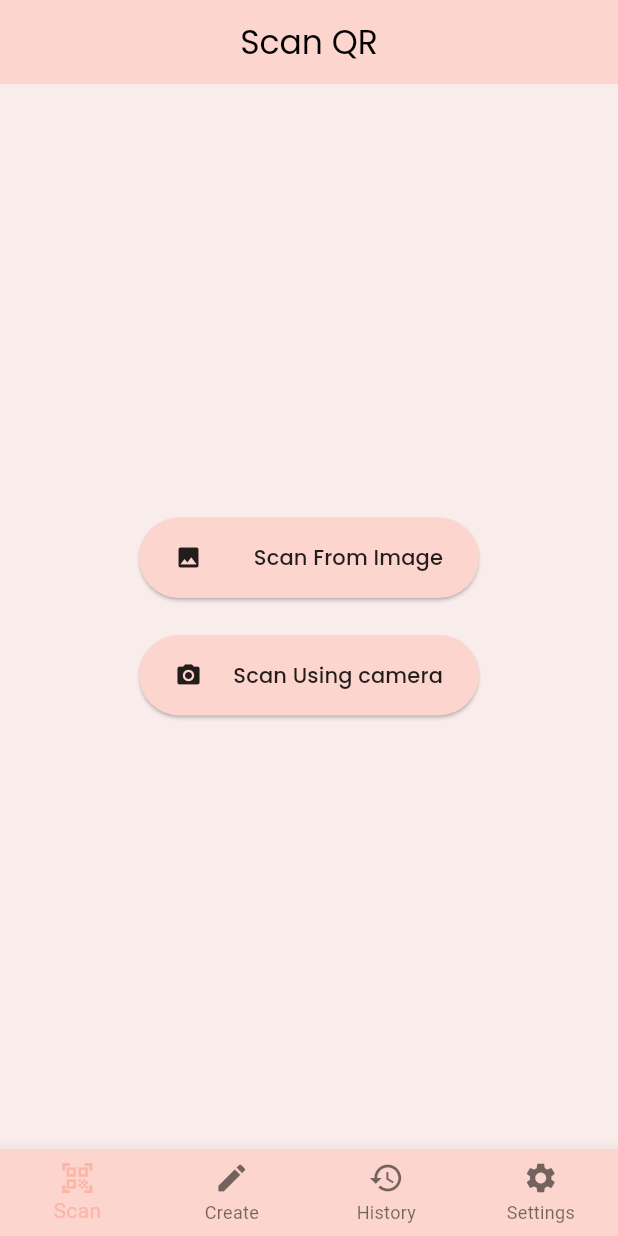
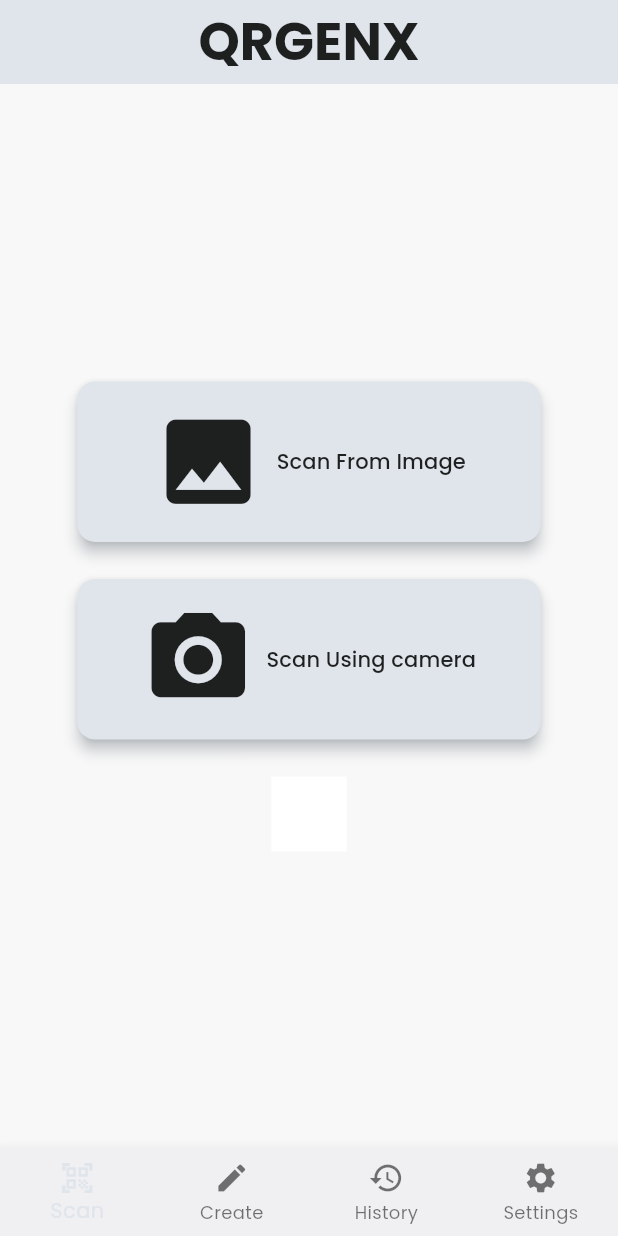
Before and after one commit to mathankumar-dev/QrGenX, a Flutter app: the screen it shows after launch, after a tap on "Scan From Image", on a phone screen of 412 x 824 dp. Run offline on Flutter 3.47's test engine with Material 3 defaults, Android fonts, the phone set to English and light mode, and no system bars; our stand-ins replace google_fonts, image_picker, permission_handler, qr_flutter, shared_preferences; missing offline and left inert: mobile_scanner, zxing2.

Commit message:
feat:added theme provider and qr generator

```diff
--- a/lib/common/pages/main_template_screen.dart
+++ b/lib/common/pages/main_template_screen.dart
@@ -1,10 +1,10 @@
 import 'package:flutter/material.dart';
 import 'package:provider/provider.dart';
 import 'package:qrgenx/common/provider/navigation_provider.dart';
-import 'package:qrgenx/features/generate/3presentation/pages/create_page.dart';
-import 'package:qrgenx/features/history/3presentation/history_page.dart';
-import 'package:qrgenx/features/scan/3presentation/pages/scan_page.dart';
-import 'package:qrgenx/features/setting/3presentation/settings_page.dart';
+import 'package:qrgenx/features/generate/generate_page.dart';
+import 'package:qrgenx/features/history/history_page.dart';
+import 'package:qrgenx/features/scan/scan_page.dart';
+import 'package:qrgenx/features/setting/settings_page.dart';
 
 class MainTemplateScreen extends StatefulWidget {
   const MainTemplateScreen({super.key});
@@ -27,7 +27,7 @@ class _MainTemplateScreenState extends State<MainTemplateScreen> {
 
   final List<Widget> _pages = const [
     ScanPage(),
-    CreatePage(),
+    GeneratePage(),
     HistoryPage(),
     SettingsPage(),
   ];
@@ -35,8 +35,7 @@ class _MainTemplateScreenState extends State<MainTemplateScreen> {
   @override
   Widget build(BuildContext context) {
     // final navProvider = Provider.of<NavigationProvider>(context, listen: false);
-    return SafeArea(
-      child: Scaffold(
+    return Scaffold(
       body: PageView(
         controller: _pagecontroller,
         physics: NeverScrollableScrollPhysics(),
@@ -78,7 +77,6 @@ class _MainTemplateScreenState extends State<MainTemplateScreen> {
           );
         },
       ),
-      ),
     );
   }
 }
--- /dev/null
+++ b/lib/common/provider/theme_provider.dart
@@ -0,0 +1,28 @@
+import 'package:flutter/material.dart';
+import 'package:shared_preferences/shared_preferences.dart';
+
+class ThemeProvider extends ChangeNotifier {
+  static const _themekey = 'isDarkTheme';
+
+  bool _isDarkTheme = false;
+
+  bool get isDarktheme => _isDarkTheme;
+
+  ThemeProvider() {
+    _loadTheme();
+  }
+
+  Future<void> _loadTheme() async {
+    final prefs = await SharedPreferences.getInstance();
+    _isDarkTheme = prefs.getBool(_themekey) ?? false;
+  }
+
+  void ToggleTheme() async {
+    _isDarkTheme = !_isDarkTheme;
+
+    notifyListeners();
+
+    final prefs = await SharedPreferences.getInstance();
+    await prefs.setBool(_themekey, _isDarkTheme);
+  }
+}
--- /dev/null
+++ b/lib/common/theme/Theme.dart
@@ -0,0 +1,100 @@
+import 'package:flutter/material.dart';
+import 'package:google_fonts/google_fonts.dart';
+
+class SoftNeumorphicTheme {
+  static final ColorScheme _lightColorScheme = const ColorScheme(
+    brightness: Brightness.light,
+    primary: Color(0xFFE0E5EC),
+    onPrimary: Colors.black,
+    primaryContainer: Color(0xFFBEC8D2),
+    onPrimaryContainer: Colors.black87,
+    secondary: Color(0xFFFEC89A),
+    onSecondary: Colors.black,
+    secondaryContainer: Color(0xFFF9DCC4),
+    onSecondaryContainer: Colors.black,
+    background: Color(0xFFF8F8F8),
+    onBackground: Colors.black87,
+    surface: Color(0xFFF0F0F3),
+    onSurface: Colors.black87,
+    error: Color(0xFFB00020),
+    onError: Colors.white,
+  );
+
+  static final ColorScheme _darkColorScheme = const ColorScheme(
+    brightness: Brightness.dark,
+    primary: Color(0xFF3C3C3C),
+    onPrimary: Colors.white,
+    primaryContainer: Color(0xFF2E2E2E),
+    onPrimaryContainer: Colors.white70,
+    secondary: Color(0xFFF9DCC4),
+    onSecondary: Colors.black,
+    secondaryContainer: Color(0xFF4A4A4A),
+    onSecondaryContainer: Colors.white,
+    background: Color(0xFF1E1E1E),
+    onBackground: Colors.white70,
+    surface: Color(0xFF2C2C2C),
+    onSurface: Colors.white,
+    error: Color(0xFFCF6679),
+    onError: Colors.black,
+  );
+
+  static ThemeData light() {
+    return ThemeData(
+      useMaterial3: true,
+      colorScheme: _lightColorScheme,
+      scaffoldBackgroundColor: _lightColorScheme.background,
+      textTheme: GoogleFonts.poppinsTextTheme().apply(
+        bodyColor: _lightColorScheme.onBackground,
+        displayColor: _lightColorScheme.onBackground,
+      ),
+      appBarTheme: AppBarTheme(
+        backgroundColor: _lightColorScheme.background,
+        foregroundColor: _lightColorScheme.onBackground,
+        elevation: 0,
+        centerTitle: true,
+      ),
+      elevatedButtonTheme: ElevatedButtonThemeData(
+        style: ElevatedButton.styleFrom(
+          backgroundColor: _lightColorScheme.primary,
+          foregroundColor: _lightColorScheme.onPrimary,
+          shape: RoundedRectangleBorder(
+            borderRadius: BorderRadius.circular(16),
+          ),
+          elevation: 4,
+          shadowColor: _lightColorScheme.primaryContainer,
+        ),
+      ),
+      cardColor: _lightColorScheme.surface,
+    );
+  }
+
+  static ThemeData dark() {
+    return ThemeData(
+      useMaterial3: true,
+      colorScheme: _darkColorScheme,
+      scaffoldBackgroundColor: _darkColorScheme.background,
+      textTheme: GoogleFonts.poppinsTextTheme().apply(
+        bodyColor: _darkColorScheme.onBackground,
+        displayColor: _darkColorScheme.onBackground,
+      ),
+      appBarTheme: AppBarTheme(
+        backgroundColor: _darkColorScheme.background,
+        foregroundColor: _darkColorScheme.onBackground,
+        elevation: 0,
+        centerTitle: true,
+      ),
+      elevatedButtonTheme: ElevatedButtonThemeData(
+        style: ElevatedButton.styleFrom(
+          backgroundColor: _darkColorScheme.primary,
+          foregroundColor: _darkColorScheme.onPrimary,
+          shape: RoundedRectangleBorder(
+            borderRadius: BorderRadius.circular(16),
+          ),
+          elevation: 3,
+          shadowColor: _darkColorScheme.primaryContainer,
+        ),
+      ),
+      cardColor: _darkColorScheme.surface,
+    );
+  }
+}
--- a/lib/common/theme_data.dart
+++ /dev/null
@@ -1,36 +0,0 @@
-import 'package:flutter/material.dart';
-import 'package:google_fonts/google_fonts.dart';
-
-final ThemeData lightTheme = ThemeData(
-  brightness: Brightness.light,
-  scaffoldBackgroundColor: Color(0xFFF8EDEB), // seashell
-  primaryColor: Color(0xFFFCB5A7),            // melon
-  colorScheme: ColorScheme.light(
-    primary: Color(0xFFFCB5A7),               // melon
-    secondary: Color(0xFFFEC89A),            // seashell
-    surface: Color(0xFFFCD5CE),               // pale-dogwood
-    onPrimary: Colors.white,
-    onSecondary: Colors.black,
-    onSurface: Colors.black,
-  ),
-  textTheme: GoogleFonts.poppinsTextTheme().copyWith(
-    bodyMedium: TextStyle(color: Colors.black87),
-  ),
-);
-
-final ThemeData darkTheme = ThemeData(
-  brightness: Brightness.dark,
-  scaffoldBackgroundColor: Color(0xFF2C2C2C),
-  primaryColor: Color(0xFFFEC89A),
-  colorScheme: ColorScheme.dark(
-    primary: Color(0xFFFEC89A),              // peach
-    secondary: Color(0xFFF9DCC4),
-    surface: Color(0xFF373737),
-    onPrimary: Colors.black,
-    onSecondary: Colors.black,
-    onSurface: Colors.white,
-  ),
-  textTheme: GoogleFonts.poppinsTextTheme().copyWith(
-    bodyMedium: TextStyle(color: Colors.white70),
-  ),
-);
--- a/lib/common/widgets/button.dart
+++ b/lib/common/widgets/button.dart
@@ -3,35 +3,46 @@ import 'package:qrgenx/common/app_colors.dart';
 
 class MyElevatedButton extends StatelessWidget {
   final VoidCallback onPressed;
-  final double width;
-  final double height;
   final String text;
   final IconData icon;
+  final double? minWidth;
+  final double? minHeight;
 
   const MyElevatedButton({
     super.key,
     required this.onPressed,
-    required this.width,
-    required this.height,
     required this.text,
     required this.icon,
+    this.minWidth,
+    this.minHeight,
   });
 
   @override
   Widget build(BuildContext context) {
-    return ElevatedButton(
-      onPressed: onPressed,
-      style: ElevatedButton.styleFrom(
-        iconColor: AppColors.textColor,
-        foregroundColor: AppColors.textColor,
-        fixedSize: Size(width, height),
+    return ConstrainedBox(
+      constraints: BoxConstraints(
+        minWidth: minWidth ?? MediaQuery.of(context).size.width * 0.75,
+        minHeight: minHeight ?? 100,
       ),
-      child: Row(
-        mainAxisAlignment: MainAxisAlignment.spaceBetween,
-        children: [
-          Icon(icon),
-          Text(text),
-        ],
+      child: ElevatedButton.icon(
+        onPressed: onPressed,
+        icon: Icon(icon, size: 75),
+        iconAlignment: IconAlignment.start,
+
+        label: Text(
+          text,
+          style: Theme.of(
+            context,
+          ).textTheme.labelLarge?.copyWith(color: AppColors.textColor),
+        ),
+        style: ElevatedButton.styleFrom(
+          foregroundColor: AppColors.textColor,
+          backgroundColor: Theme.of(context).colorScheme.primary,
+          padding: const EdgeInsets.symmetric(horizontal: 20, vertical: 16),
+          shape: RoundedRectangleBorder(
+            borderRadius: BorderRadius.circular(12),
+          ),
+        ),
       ),
     );
   }
--- a/lib/features/generate/3presentation/pages/create_page.dart
+++ /dev/null
@@ -1,10 +0,0 @@
-import 'package:flutter/material.dart';
-
-class CreatePage extends StatelessWidget {
-  const CreatePage({super.key});
-
-  @override
-  Widget build(BuildContext context) {
-    return Scaffold(appBar: AppBar(title: Text("Generate QR"), centerTitle: true));
-  }
-}
--- /dev/null
+++ b/lib/features/generate/generate_page.dart
@@ -0,0 +1,66 @@
+import 'package:flutter/material.dart';
+import 'package:qr_flutter/qr_flutter.dart';
+
+class GeneratePage extends StatefulWidget {
+  const GeneratePage({super.key});
+
+  @override
+  State<GeneratePage> createState() => _GeneratePageState();
+}
+
+class _GeneratePageState extends State<GeneratePage> {
+  final TextEditingController _controller = TextEditingController();
+  String _qrData = '';
+
+  @override
+  void dispose() {
+    _controller.dispose();
+    super.dispose();
+  }
+
+  void _generateQR() {
+    final text = _controller.text.trim();
+    if (text.isNotEmpty) {
+      setState(() {
+        _qrData = text;
+      });
+    }
+  }
+
+  @override
+  Widget build(BuildContext context) {
+    final screen = MediaQuery.of(context).size;
+    return Scaffold(
+      appBar: AppBar(title: const Text("Generate QR")),
+      body: Padding(
+        padding: const EdgeInsets.all(16),
+        child: Column(
+          children: [
+            TextField(
+              controller: _controller,
+              decoration: const InputDecoration(
+                labelText: "Enter text or URL",
+                border: OutlineInputBorder(),
+              ),
+            ),
+            const SizedBox(height: 16),
+            ElevatedButton.icon(
+              onPressed: _generateQR,
+              icon: const Icon(Icons.qr_code),
+              label: const Text("Generate QR"),
+            ),
+            const SizedBox(height: 24),
+            if (_qrData.isNotEmpty)
+              QrImageView(
+                data: _qrData,
+                version: QrVersions.auto,
+                size: screen.width * 0.6,
+                backgroundColor: Colors.white,
+                gapless: true,
+              ),
+          ],
+        ),
+      ),
+    );
+  }
+}
--- a/lib/features/scan/3presentation/pages/scan_page.dart
+++ /dev/null
@@ -1,135 +0,0 @@
-import 'package:flutter/material.dart';
-import 'package:image_picker/image_picker.dart';
-import 'package:permission_handler/permission_handler.dart';
-import 'package:qrgenx/common/app_colors.dart';
-import 'package:qrgenx/common/widgets/button.dart';
-import 'package:qrgenx/features/scan/2data/utils/qr_decoder.dart';
-import 'package:url_launcher/url_launcher.dart';
-
-class ScanPage extends StatelessWidget {
-  const ScanPage({super.key});
-
-  @override
-  Widget build(BuildContext context) {
-    final screensize = MediaQuery.of(context).size;
-    return Scaffold(
-      appBar: AppBar(title: Text("Scan QR"), centerTitle: true),
-      body: Center(
-        child: Column(
-          mainAxisAlignment: MainAxisAlignment.center,
-          crossAxisAlignment: CrossAxisAlignment.center,
-          children: [
-            MyElevatedButton(
-              onPressed: () => scancodefromgallery(context),
-              width: screensize.width * 0.55,
-              height: screensize.height * 0.065,
-              text: "Scan From Image",
-              icon: Icons.image,
-            ),
-            SizedBox(height: screensize.height * 0.03),
-            MyElevatedButton(
-              onPressed: () {},
-              width: screensize.width * 0.55,
-              height: screensize.height * 0.065,
-              text: "Scan Using camera",
-              icon: Icons.camera_alt,
-            ),
-          ],
-        ),
-      ),
-    );
-  }
-}
-
-Future<void> scancodefromgallery(BuildContext context) async {
-  // Request both for compatibility
-  final permissions = await [Permission.photos, Permission.storage].request();
-
-  // Check if at least one is granted
-  final isGranted = permissions.values.any((status) => status.isGranted);
-
-  if (!isGranted) {
-    // Handle permanently denied
-    if (permissions.values.any((s) => s.isPermanentlyDenied)) {
-      if (context.mounted) {
-        ScaffoldMessenger.of(context).showSnackBar(
-          SnackBar(
-            content: const Text(
-              "Permission permanently denied. Open settings.",
-            ),
-            action: SnackBarAction(
-              label: "Settings",
-              onPressed: openAppSettings,
-            ),
-          ),
-        );
-      }
-    } else {
-      // Regular denied
-      if (context.mounted) {
-        ScaffoldMessenger.of(context).showSnackBar(
-          const SnackBar(content: Text("Permission denied to access photos")),
-        );
-      }
-    }
-    return;
-  }
-
-  // ✅ Permission granted → Pick image
-  final picker = ImagePicker();
-  final image = await picker.pickImage(source: ImageSource.gallery);
-
-  if (image != null) {
-    final result = await QrDecoder.decodefromimage(image.path);
-    if (context.mounted && result != null) {
-      await handleResult(context, result);
-    } else if (context.mounted) {
-      ScaffoldMessenger.of(context).showSnackBar(
-        const SnackBar(content: Text("No QR code or Barcode found.")),
-      );
-    }
-  }
-}
-
-Future<void> handleResult(BuildContext context, String result) async {
-  final Uri? uri = Uri.tryParse(result);
-
-  if (uri != null && (uri.scheme == 'http' || uri.scheme == 'https')) {
-    showDialog(
-      context: context,
-      builder:
-          (_) => AlertDialog(
-            title: const Text("QR Code Link"),
-            content: Text(result),
-            actions: [
-              TextButton(
-                onPressed: () async {
-                  if (await canLaunchUrl(uri)) {
-                    await launchUrl(uri, mode: LaunchMode.externalApplication);
-                  } else {
-                    ScaffoldMessenger.of(context).showSnackBar(
-                      const SnackBar(content: Text("Could not launch URL")),
-                    );
-                  }
-                },
-                child: const Text("Open Link"),
-              ),
-              TextButton(
-                onPressed: () => Navigator.pop(context),
-                child: const Text("Cancel"),
-              ),
-            ],
-          ),
-    );
-  } else {
-    // Not a URL
-    showDialog(
-      context: context,
-      builder:
-          (_) => AlertDialog(
-            title: const Text("Scanned Result"),
-            content: Text(result),
-          ),
-    );
-  }
-}
--- /dev/null
+++ b/lib/features/scan/scan_page.dart
@@ -0,0 +1,69 @@
+import 'package:flutter/material.dart';
+import 'package:google_fonts/google_fonts.dart';
+import 'package:image_picker/image_picker.dart';
+import 'package:permission_handler/permission_handler.dart';
+import 'package:qrgenx/common/app_colors.dart';
+import 'package:qrgenx/common/widgets/button.dart';
+import 'package:qrgenx/common/utils/qr_decoder.dart';
+import 'package:qrgenx/features/scan/qr_scan_page.dart';
+import 'package:qrgenx/features/scan/repository/Scan_Code.dart';
+import 'package:url_launcher/url_launcher.dart';
+
+class ScanPage extends StatelessWidget {
+  const ScanPage({super.key});
+
+  @override
+  Widget build(BuildContext context) {
+    final screensize = MediaQuery.of(context).size;
+    return Scaffold(
+      appBar: AppBar(
+        title: Text(
+          "QRGENX",
+          style: GoogleFonts.poppins(fontSize: 35, fontWeight: FontWeight.bold),
+        ),
+        centerTitle: true,
+        backgroundColor: Theme.of(context).colorScheme.primary,
+      ),
+      body: Center(
+        child: Column(
+          mainAxisAlignment: MainAxisAlignment.center,
+          crossAxisAlignment: CrossAxisAlignment.center,
+          children: [
+            _scanfromimagebutton(context),
+            SizedBox(height: screensize.height * 0.03),
+            _scanfromcamerabutton(context),
+            SizedBox(height: screensize.height * 0.03),
+            Container(
+              height: 50,
+              width: 50,
+              decoration: BoxDecoration(color: Colors.white),
+            ),
+          ],
+        ),
+      ),
+    );
+  }
+}
+
+// Scan From Image Button
+Widget _scanfromimagebutton(BuildContext context) {
+  return MyElevatedButton(
+    onPressed: () => ScanCode.fromGallery(context),
+    text: "Scan From Image",
+    icon: Icons.image,
+  );
+}
+
+//scan from Camera Button
+Widget _scanfromcamerabutton(BuildContext context) {
+  return MyElevatedButton(
+    onPressed: () {
+      Navigator.push(
+        context,
+        MaterialPageRoute(builder: (context) => QRScanPage()),
+      );
+    },
+    text: "Scan Using camera",
+    icon: Icons.camera_alt,
+  );
+}
--- a/lib/main.dart
+++ b/lib/main.dart
@@ -3,12 +3,16 @@ import 'package:provider/provider.dart';
 import 'package:qrgenx/common/pages/splash_screen.dart';
 import 'package:qrgenx/common/pages/welcome_page.dart';
 import 'package:qrgenx/common/provider/navigation_provider.dart';
-import 'package:qrgenx/common/theme_data.dart';
+import 'package:qrgenx/common/provider/theme_provider.dart';
+import 'package:qrgenx/common/theme/Theme.dart';
 
 void main() {
   runApp(
     MultiProvider(
-      providers: [ChangeNotifierProvider(create: (_) => NavigationProvider())],
+      providers: [
+        ChangeNotifierProvider(create: (_) => NavigationProvider()),
+        ChangeNotifierProvider(create: (_) => ThemeProvider()),
+      ],
       child: MyApp(),
     ),
   );
@@ -19,11 +23,13 @@ class MyApp extends StatelessWidget {
 
   @override
   Widget build(BuildContext context) {
+    final isDark = context.watch<ThemeProvider>().isDarktheme;
     return MaterialApp(
       debugShowCheckedModeBanner: false,
-      themeMode: ThemeMode.system,
-      theme: lightTheme,
-      darkTheme: darkTheme,
+
+      themeMode: isDark ? ThemeMode.dark : ThemeMode.light,
+      theme: SoftNeumorphicTheme.light(),
+      darkTheme: SoftNeumorphicTheme.dark(),
       // home: SplashScreen(),
       home: WelcomePage(),
     );
--- a/pubspec.yaml
+++ b/pubspec.yaml
@@ -25,6 +25,8 @@ dependencies:
   image: ^4.5.4
   zxing2: ^0.2.4
   url_launcher: ^6.3.1
+  shared_preferences:
+  qr_flutter: ^4.1.0
 
 flutter_launcher_icons:
   android: "launcher_icon"
```
Also changed, not shown: lib/features/scan/qr_scan_page.dart (added, +57 -0 lines), lib/features/scan/repository/Scan_Code.dart (added, +123 -0 lines), lib/common/utils/qr_decoder.dart (renamed from lib/features/scan/2data/utils/qr_decoder.dart), lib/features/history/history_page.dart (renamed from lib/features/history/3presentation/history_page.dart), lib/features/setting/settings_page.dart (renamed from lib/features/setting/3presentation/settings_page.dart), pubspec.lock, 1 other file. Lines whose indentation alone changed are shown as unchanged.
